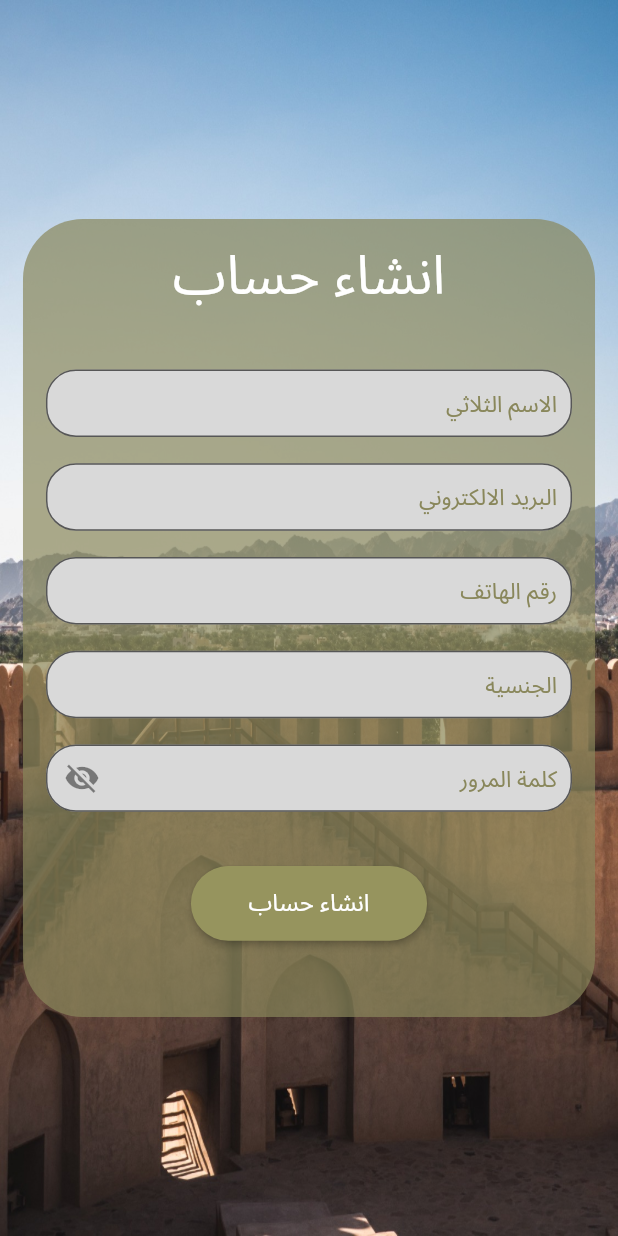
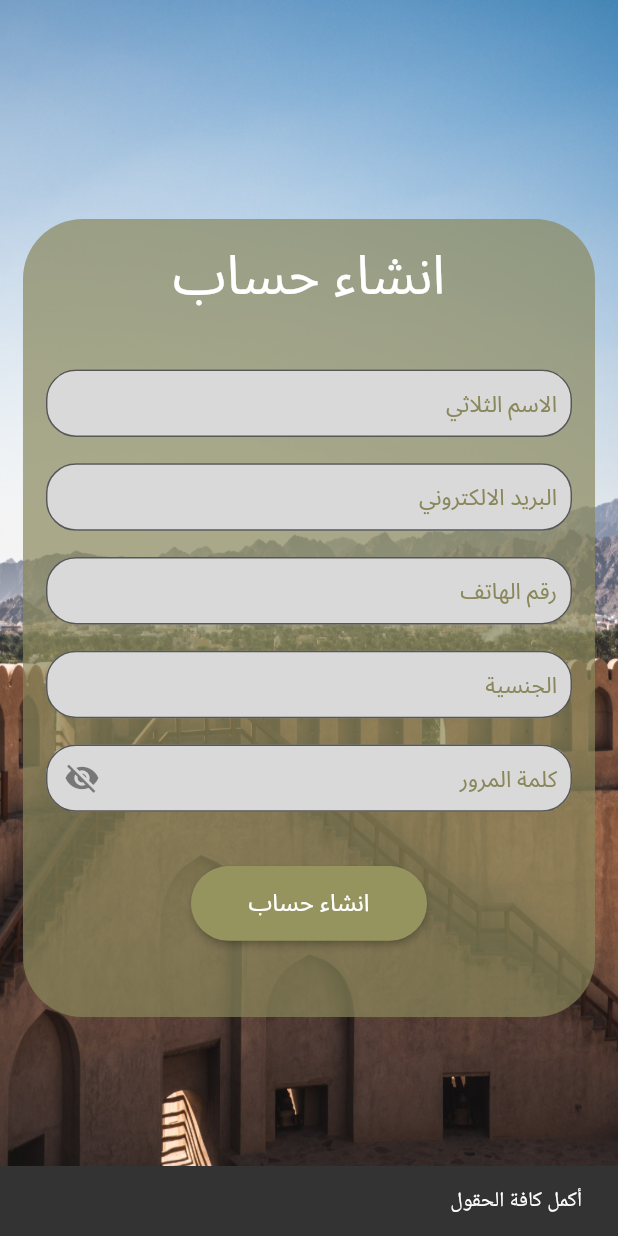
Before and after one commit to AmmarPcInfosI/project, a Flutter app: the RegisterScreen screen opened directly, after a tap on "انشاء حساب", on a phone screen of 412 x 824 dp. Run offline on Flutter 3.47's test engine with Material 2 defaults, Android fonts, the phone set to English and light mode, and no system bars; our stand-ins replace google_fonts, page_transition, swipeable_button_view.

Commit message:
add validator for registration screen

```diff
--- a/lib/screens/register_screen.dart
+++ b/lib/screens/register_screen.dart
@@ -9,7 +9,29 @@ class RegisterScreen extends StatefulWidget {
 }
 
 class _RegisterScreenState extends State<RegisterScreen> {
+  bool isEmailValid(String email) {
+    final RegExp emailRegex = RegExp(
+      r'^[\w-]+(\.[\w-]+)*@[\w-]+(\.[\w-]+)+$',
+      caseSensitive: false,
+    );
+
+    return emailRegex.hasMatch(email);
+  }
+
+  bool isPhoneNumberValid(String phoneNumber) {
+    final RegExp phoneRegex = RegExp(
+      r'^[7-9]\d{7}$',
+      caseSensitive: false,
+    );
+
+    return phoneRegex.hasMatch(phoneNumber);
+  }
+
   final TextEditingController _passwordController = TextEditingController();
+  TextEditingController nameController = TextEditingController();
+  TextEditingController emailController = TextEditingController();
+  TextEditingController nationalityController = TextEditingController();
+  TextEditingController phoneNumController = TextEditingController();
   bool _passwordVisible = false;
 
   @override
@@ -38,7 +60,7 @@ class _RegisterScreenState extends State<RegisterScreen> {
               width: MediaQuery.sizeOf(context).width * 361 / 390,
               height: MediaQuery.sizeOf(context).height * 545 / 844,
               decoration: ShapeDecoration(
-                color:const  Color(0xB289875B),
+                color: const Color(0xB289875B),
                 shape: RoundedRectangleBorder(
                   borderRadius: BorderRadius.circular(40),
                 ),
@@ -66,6 +88,7 @@ class _RegisterScreenState extends State<RegisterScreen> {
                       width: MediaQuery.sizeOf(context).width * 332 / 390,
                       height: MediaQuery.sizeOf(context).height * 46 / 844,
                       child: TextFormField(
+                        controller: nameController,
                         enableInteractiveSelection: false,
                         autofocus: false,
                         textAlign: TextAlign.right,
@@ -74,7 +97,7 @@ class _RegisterScreenState extends State<RegisterScreen> {
                           hintText: 'الاسم الثلاثي',
                           alignLabelWithHint: false,
                           hintStyle: GoogleFonts.notoSansArabic(
-                            color:const  Color(0xFF89875B),
+                            color: const Color(0xFF89875B),
                             fontSize: 15,
                             fontWeight: FontWeight.w500,
                             height: 1,
@@ -91,7 +114,6 @@ class _RegisterScreenState extends State<RegisterScreen> {
                           fontWeight: FontWeight.w500,
                           fontSize: 16,
                         ),
-
                       )),
                   Container(
                       margin: EdgeInsets.only(
@@ -99,6 +121,7 @@ class _RegisterScreenState extends State<RegisterScreen> {
                       width: MediaQuery.sizeOf(context).width * 332 / 390,
                       height: MediaQuery.sizeOf(context).height * 46 / 844,
                       child: TextFormField(
+                        controller: emailController,
                         enableInteractiveSelection: false,
                         autofocus: false,
                         textAlign: TextAlign.right,
@@ -107,14 +130,14 @@ class _RegisterScreenState extends State<RegisterScreen> {
                           hintText: 'البريد الالكتروني',
                           alignLabelWithHint: false,
                           hintStyle: GoogleFonts.notoSansArabic(
-                            color:const  Color(0xFF89875B),
+                            color: const Color(0xFF89875B),
                             fontSize: 15,
                             fontWeight: FontWeight.w500,
                             height: 1,
                           ),
                           contentPadding: const EdgeInsets.all(10),
                           filled: true,
-                          fillColor:const  Color(0xFFD9D9D9),
+                          fillColor: const Color(0xFFD9D9D9),
                           border: OutlineInputBorder(
                             borderRadius: BorderRadius.circular(20),
                           ),
@@ -124,7 +147,6 @@ class _RegisterScreenState extends State<RegisterScreen> {
                           fontWeight: FontWeight.w500,
                           fontSize: 16,
                         ),
-
                       )),
                   Container(
                       margin: EdgeInsets.only(
@@ -132,6 +154,7 @@ class _RegisterScreenState extends State<RegisterScreen> {
                       width: MediaQuery.sizeOf(context).width * 332 / 390,
                       height: MediaQuery.sizeOf(context).height * 46 / 844,
                       child: TextFormField(
+                        controller: phoneNumController,
                         enableInteractiveSelection: false,
                         autofocus: false,
                         textAlign: TextAlign.right,
@@ -145,7 +168,7 @@ class _RegisterScreenState extends State<RegisterScreen> {
                             fontWeight: FontWeight.w500,
                             height: 1,
                           ),
-                          contentPadding:const  EdgeInsets.all(10),
+                          contentPadding: const EdgeInsets.all(10),
                           filled: true,
                           fillColor: Color(0xFFD9D9D9),
                           border: OutlineInputBorder(
@@ -157,7 +180,6 @@ class _RegisterScreenState extends State<RegisterScreen> {
                           fontWeight: FontWeight.w500,
                           fontSize: 16,
                         ),
-
                       )),
                   Container(
                       margin: EdgeInsets.only(
@@ -165,6 +187,7 @@ class _RegisterScreenState extends State<RegisterScreen> {
                       width: MediaQuery.sizeOf(context).width * 332 / 390,
                       height: MediaQuery.sizeOf(context).height * 46 / 844,
                       child: TextFormField(
+                        controller: nationalityController,
                         enableInteractiveSelection: false,
                         autofocus: false,
                         textAlign: TextAlign.right,
@@ -190,7 +213,6 @@ class _RegisterScreenState extends State<RegisterScreen> {
                           fontWeight: FontWeight.w500,
                           fontSize: 16,
                         ),
-
                       )),
                   Column(
                     crossAxisAlignment: CrossAxisAlignment.start,
@@ -250,7 +272,65 @@ class _RegisterScreenState extends State<RegisterScreen> {
                     height: MediaQuery.sizeOf(context).height * 37 / 844,
                   ),
                   ElevatedButton(
-                    onPressed: () {},
+                    onPressed: () {
+                      String fullName = nameController.text;
+                      String email = emailController.text;
+                      String nationality=nationalityController.text;
+                      String phoneNumber = phoneNumController.text;
+                      String password = _passwordController.text;
+
+                      if (fullName.isEmpty ||
+                          email.isEmpty ||nationality.isEmpty ||
+                          phoneNumber.isEmpty ||
+                          password.isEmpty) {
+                        ScaffoldMessenger.of(context).showSnackBar(
+                          SnackBar(
+                            content: Text('أكمل كافة الحقول',textAlign:TextAlign.right,),
+                          ),
+                        );
+                      } else if (!isEmailValid(email)) {
+                        ScaffoldMessenger.of(context).showSnackBar(
+                          SnackBar(
+                            content: Text('أدخل بريد الكتروني صالح',textAlign:TextAlign.right,),
+                          ),
+                        );
+                      } else if (!isPhoneNumberValid(phoneNumber)) {
+                        ScaffoldMessenger.of(context).showSnackBar(
+                          SnackBar(
+                            content: Text('الرجاء إدخال رقم هاتف صالح',textAlign:TextAlign.right,),
+                          ),
+                        );
+                      } else if (password.length < 8) {
+                        ScaffoldMessenger.of(context).showSnackBar(
+                          SnackBar(
+                            content: Text(
+                                'يجب أن تتكون كلمة المرور من 8 أحرف على الأقل.',textAlign:TextAlign.right,),
+                          ),
+                        );
+                      } else if (!password.contains(RegExp(r'[a-z]'))) {
+                        ScaffoldMessenger.of(context).showSnackBar(
+                          SnackBar(
+                            content: Text(
+                                'يجب أن تحتوي كلمة المرور على حرف صغير واحد على الأقل.',textAlign:TextAlign.right,),
+                          ),
+                        );
+                      } else if (!password.contains(RegExp(r'[A-Z]'))) {
+                        ScaffoldMessenger.of(context).showSnackBar(
+                          SnackBar(
+                            content: Text(
+                                'يجب أن تحتوي كلمة المرور على حرف كبير واحد على الأقل.',textAlign:TextAlign.right,),
+                          ),
+                        );
+                      } else if (!password
+                          .contains(RegExp(r'[!@#$%^&*(),.?":{}|<>]'))) {
+                        ScaffoldMessenger.of(context).showSnackBar(
+                          SnackBar(
+                            content: Text(
+                                'يجب أن تحتوي كلمة المرور على رمز خاص واحد على الأقل.',textAlign:TextAlign.right,),
+                          ),
+                        );
+                      } else {}
+                    },
                     style: ElevatedButton.styleFrom(
                       primary: Color(0xFF96945E),
                       shape: RoundedRectangleBorder(
@@ -281,3 +361,6 @@ class _RegisterScreenState extends State<RegisterScreen> {
     );
   }
 }
+
+
+  // Rest of your button properties
```
